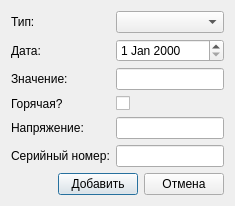
Before: the Qt Designer form forms/AddMeterDialog.ui in SoffTiAmS2/MetersData, drawn with Qt 5.
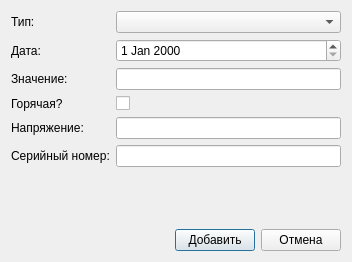
After: the same form once the commit is applied.

What changed in the file:
```diff
--- a/forms/AddMeterDialog.ui
+++ b/forms/AddMeterDialog.ui
@@ -2,6 +2,20 @@
 <ui version="4.0">
  <class>AddMeterDialog</class>
  <widget class="QDialog" name="AddMeterDialog">
+  <property name="geometry">
+   <rect>
+    <x>0</x>
+    <y>0</y>
+    <width>352</width>
+    <height>262</height>
+   </rect>
+  </property>
+  <property name="minimumSize">
+   <size>
+    <width>352</width>
+    <height>150</height>
+   </size>
+  </property>
   <property name="windowTitle">
    <string>Добавить счётчик</string>
   </property>
@@ -26,7 +40,14 @@
       </widget>
      </item>
      <item row="1" column="1">
-      <widget class="QDateEdit" name="dateEdit"/>
+      <widget class="QDateEdit" name="dateEdit">
+       <property name="minimumSize">
+        <size>
+         <width>206</width>
+         <height>21</height>
+        </size>
+       </property>
+      </widget>
      </item>
      <item row="2" column="0">
       <widget class="QLabel" name="valueLabel">
```
Left out of the diff: 2 changed lines with no effect on the pictures.
